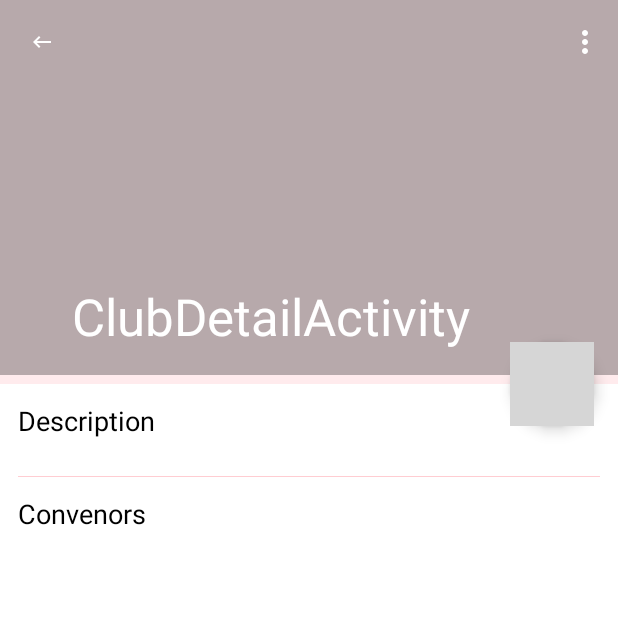
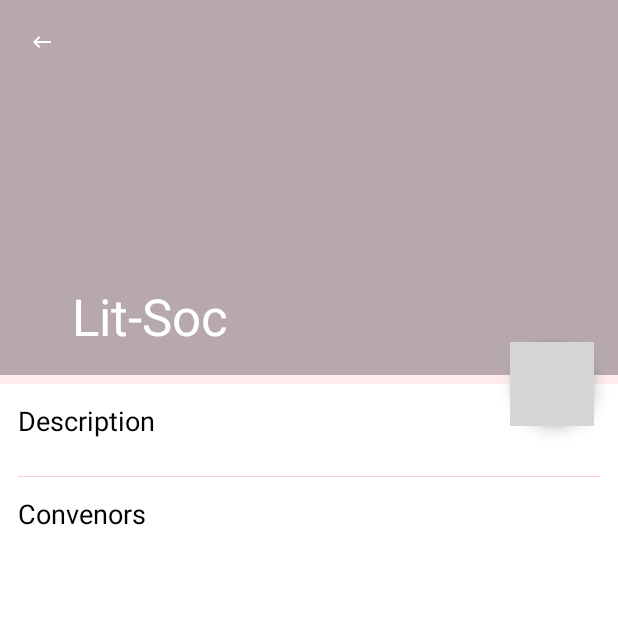
Before and after one commit to The-WebOps-Club/instieventsapp, an Android app: the ClubDetailActivity screen opened directly, with no data from a screen before it, on a phone screen of 412 x 824 dp, the top half of it. Run offline under Robolectric (Android 15) with nearby library versions, the phone set to English and light mode, and no system bars; pictures from the network do not load; 9 statements that could not run were skipped; grey boxes are pictures that could not be loaded.

Commit message:
Club detail name error solved

```diff
--- a/app/src/main/AndroidManifest.xml
+++ b/app/src/main/AndroidManifest.xml
@@ -53,7 +53,7 @@
         </activity>
         <activity
             android:name=".Activities.ClubDetailActivity"
-            android:label="@string/title_activity_club_detail" >
+            >
             <meta-data
                 android:name="android.support.PARENT_ACTIVITY"
                 android:value=".Activities.MainActivity" />
--- a/app/src/main/java/org/saarang/instieventsapp/Activities/ClubDetailActivity.java
+++ b/app/src/main/java/org/saarang/instieventsapp/Activities/ClubDetailActivity.java
@@ -22,6 +22,8 @@ import com.bumptech.glide.Glide;
 import com.google.android.gms.analytics.HitBuilders;
 import com.google.android.gms.analytics.Tracker;
 
+import org.json.JSONException;
+import org.json.JSONObject;
 import org.saarang.instieventsapp.Adapters.ClubDetailAdapter;
 import org.saarang.instieventsapp.Objects.Club;
 import org.saarang.instieventsapp.Objects.Event;
--- a/app/src/main/res/menu/menu_club_detail.xml
+++ b/app/src/main/res/menu/menu_club_detail.xml
@@ -2,8 +2,5 @@
     xmlns:app="http://schemas.android.com/apk/res-auto"
     xmlns:tools="http://schemas.android.com/tools"
     tools:context="org.saarang.instieventsapp.Activities.ClubDetailActivity">
-    <item android:id="@+id/action_settings" android:title="@string/action_settings"
-        android:orderInCategory="100" app:showAsAction="never" />
-   <!-- <item android:id="@+id/action_aboutus" android:title="@string/action_about_us"
-        android:orderInCategory="200" app:showAsAction="ifRoom" />-->
+
 </menu>
```
Also changed, not shown: app/src/main/java/org/saarang/instieventsapp/Utils/URLConstants.java (line endings or trailing spaces).
